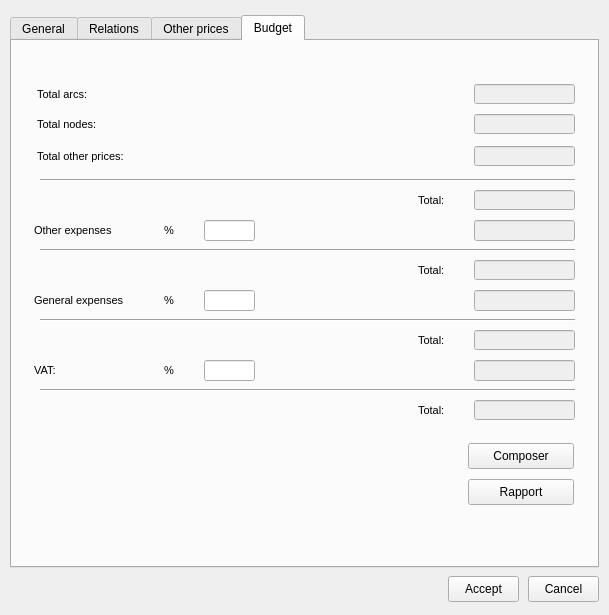
Giswater/giswater_qgis_plugin, file ui/plan_psector.ui: the form before one commit.
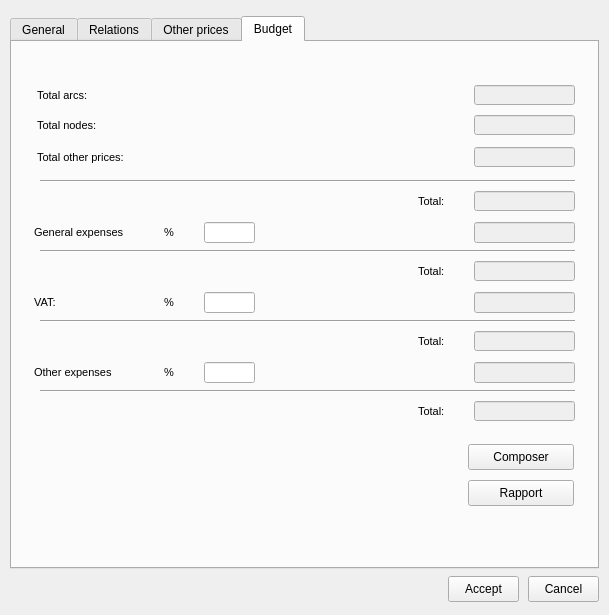
The form after the commit. The open tabs and pages were chosen to show the change. Icons and pictures are not drawn.

Commit message: #332 re-calculate budget

What changed in the file:
```diff
--- a/ui/plan_psector.ui
+++ b/ui/plan_psector.ui
@@ -17,7 +17,7 @@
    <property name="geometry">
     <rect>
      <x>10</x>
-     <y>15</y>
+     <y>16</y>
      <width>589</width>
      <height>553</height>
     </rect>
@@ -945,7 +945,7 @@
      <property name="geometry">
       <rect>
        <x>192</x>
-       <y>249</y>
+       <y>180</y>
        <width>51</width>
        <height>21</height>
       </rect>
@@ -970,7 +970,7 @@
      <property name="geometry">
       <rect>
        <x>192</x>
-       <y>179</y>
+       <y>320</y>
        <width>51</width>
        <height>21</height>
       </rect>
@@ -1097,7 +1097,7 @@
      <property name="geometry">
       <rect>
        <x>22</x>
-       <y>249</y>
+       <y>180</y>
        <width>131</width>
        <height>21</height>
       </rect>
@@ -1139,7 +1139,7 @@
      <property name="geometry">
       <rect>
        <x>22</x>
-       <y>319</y>
+       <y>250</y>
        <width>51</width>
        <height>21</height>
       </rect>
@@ -1163,7 +1163,7 @@
      <property name="geometry">
       <rect>
        <x>462</x>
-       <y>319</y>
+       <y>250</y>
        <width>101</width>
        <height>21</height>
       </rect>
@@ -1219,7 +1219,7 @@
      <property name="geometry">
       <rect>
        <x>22</x>
-       <y>179</y>
+       <y>320</y>
        <width>121</width>
        <height>21</height>
       </rect>
@@ -1243,7 +1243,7 @@
      <property name="geometry">
       <rect>
        <x>462</x>
-       <y>179</y>
+       <y>320</y>
        <width>101</width>
        <height>21</height>
       </rect>
@@ -1293,7 +1293,7 @@
      <property name="geometry">
       <rect>
        <x>192</x>
-       <y>319</y>
+       <y>250</y>
        <width>51</width>
        <height>21</height>
       </rect>
@@ -1378,7 +1378,7 @@
      <property name="geometry">
       <rect>
        <x>152</x>
-       <y>179</y>
+       <y>320</y>
        <width>31</width>
        <height>21</height>
       </rect>
@@ -1466,7 +1466,7 @@
      <property name="geometry">
       <rect>
        <x>152</x>
-       <y>249</y>
+       <y>180</y>
        <width>31</width>
        <height>21</height>
       </rect>
@@ -1490,7 +1490,7 @@
      <property name="geometry">
       <rect>
        <x>462</x>
-       <y>249</y>
+       <y>180</y>
        <width>101</width>
        <height>21</height>
       </rect>
@@ -1512,7 +1512,7 @@
      <property name="geometry">
       <rect>
        <x>152</x>
-       <y>319</y>
+       <y>250</y>
        <width>31</width>
        <height>21</height>
       </rect>
```
Left out of the diff: 22 changed lines with no effect on the pictures. The commit also changes 1 other file.
